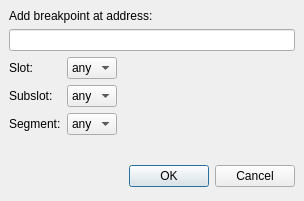
Above: src/BreakpointDialog.ui from openMSX/debugger before the change. Below: the same form after it.
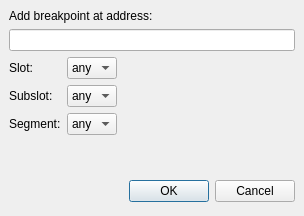
That is the form after the change.

Diff of the .ui file:
```diff
--- a/src/BreakpointDialog.ui
+++ b/src/BreakpointDialog.ui
@@ -3,19 +3,17 @@
  <comment></comment>
  <exportmacro></exportmacro>
  <class>BreakpointDialog</class>
- <widget class="QDialog" name="BreakpointDialog" >
-  <property name="geometry" >
+ <widget class="QDialog" name="BreakpointDialog">
+  <property name="geometry">
    <rect>
     <x>0</x>
     <y>0</y>
     <width>304</width>
-    <height>201</height>
+    <height>216</height>
    </rect>
   </property>
-  <property name="sizePolicy" >
-   <sizepolicy>
-    <hsizetype>5</hsizetype>
-    <vsizetype>0</vsizetype>
+  <property name="sizePolicy">
+   <sizepolicy hsizetype="Preferred" vsizetype="Fixed">
     <horstretch>0</horstretch>
     <verstretch>0</verstretch>
    </sizepolicy>
@@ -23,21 +21,21 @@
   <property name="windowTitle" >
    <string>Dialog</string>
   </property>
-  <layout class="QVBoxLayout" >
-   <property name="margin" >
-    <number>9</number>
-   </property>
-   <property name="spacing" >
+  <layout class="QVBoxLayout">
+   <property name="spacing">
     <number>6</number>
    </property>
+   <property name="margin">
+    <number>9</number>
+   </property>
    <item>
-    <layout class="QVBoxLayout" >
-     <property name="margin" >
-      <number>0</number>
-     </property>
-     <property name="spacing" >
+    <layout class="QVBoxLayout">
+     <property name="spacing">
       <number>6</number>
      </property>
+     <property name="margin">
+      <number>0</number>
+     </property>
      <item>
       <widget class="QLabel" name="label" >
        <property name="sizePolicy" >
@@ -192,13 +190,13 @@
     </spacer>
    </item>
    <item>
-    <layout class="QHBoxLayout" >
-     <property name="margin" >
-      <number>0</number>
-     </property>
-     <property name="spacing" >
+    <layout class="QHBoxLayout">
+     <property name="spacing">
       <number>6</number>
      </property>
+     <property name="margin">
+      <number>0</number>
+     </property>
      <item>
       <spacer>
        <property name="orientation" >
```
Left out of the diff: 117 changed lines with no effect on the pictures.
